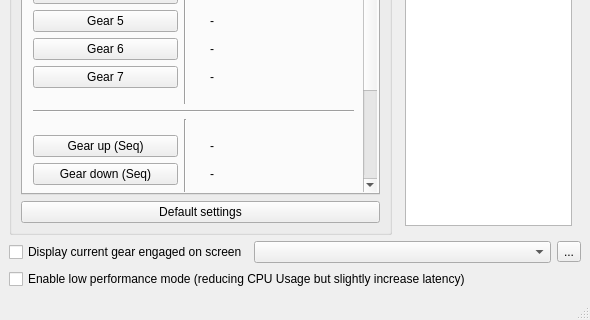
Above: BrokenTC2/mainwindow.ui from BrokenGameNoob/BrokenTC2 before the change; both pictures show x 0 to 590 and y 380 to 700 of the 590 by 700 pixel window. Below: the same form after it.
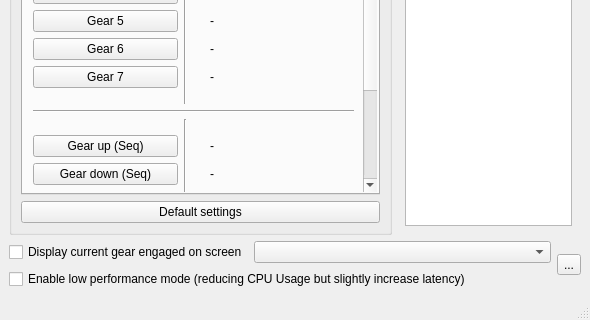
That is the form after the change. Icons and pictures are not drawn. Custom widgets are drawn as their Qt base class.

What changed in the file:
```diff
--- a/BrokenTC2/mainwindow.ui
+++ b/BrokenTC2/mainwindow.ui
@@ -813,7 +813,14 @@
       </item>
      </layout>
     </item>
-    <item row="3" column="1">
+    <item row="4" column="0">
+     <widget class="QCheckBox" name="cb_lowPerfMode">
+      <property name="text">
+       <string>Enable low performance mode (reducing CPU Usage but slightly increase latency)</string>
+      </property>
+     </widget>
+    </item>
+    <item row="3" column="1" rowspan="2">
      <widget class="QToolButton" name="toolB_help">
       <property name="text">
        <string>...</string>
@@ -827,13 +834,6 @@
       </property>
      </widget>
     </item>
-    <item row="4" column="0" colspan="2">
-     <widget class="QCheckBox" name="cb_lowPerfMode">
-      <property name="text">
-       <string>Enable low performance mode (reducing CPU Usage but slightly increase latency)</string>
-      </property>
-     </widget>
-    </item>
    </layout>
   </widget>
   <widget class="QMenuBar" name="menubar">
```
